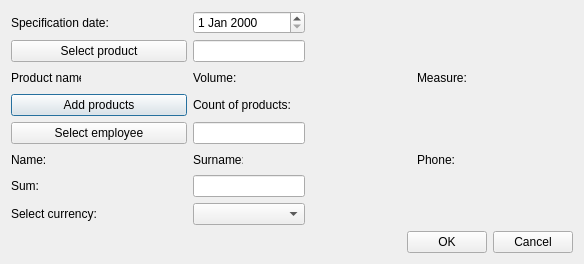
Dalerjon/TheOrmasProejct, file OrmasAdmin/OrmasAdmin/CreateSpecDlg.ui: the form before one commit.
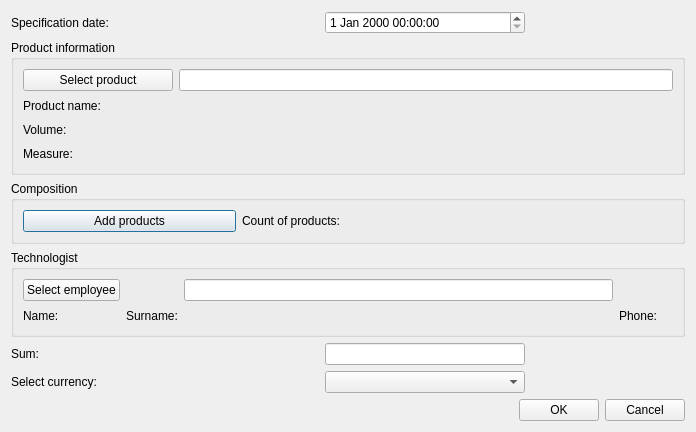
The form after the commit.

The edit to the form file:
```diff
--- a/OrmasAdmin/OrmasAdmin/CreateSpecDlg.ui
+++ b/OrmasAdmin/OrmasAdmin/CreateSpecDlg.ui
@@ -6,8 +6,8 @@
    <rect>
     <x>0</x>
     <y>0</y>
-    <width>584</width>
-    <height>264</height>
+    <width>696</width>
+    <height>415</height>
    </rect>
   </property>
   <property name="windowTitle">
@@ -32,81 +32,73 @@
    <property name="bottomMargin">
     <number>11</number>
    </property>
-   <item row="5" column="0">
-    <widget class="QLabel" name="empNameLb">
-     <property name="minimumSize">
+   <item row="4" column="2">
+    <widget class="QLineEdit" name="sumEdit">
+     <property name="maximumSize">
       <size>
-       <width>50</width>
-       <height>0</height>
+       <width>200</width>
+       <height>16777215</height>
       </size>
      </property>
+     <property name="readOnly">
+      <bool>true</bool>
+     </property>
+    </widget>
+   </item>
+   <item row="4" column="0" colspan="2">
+    <widget class="QLabel" name="sumLb">
      <property name="maximumSize">
       <size>
-       <width>50</width>
+       <width>200</width>
        <height>16777215</height>
       </size>
      </property>
      <property name="text">
-      <string>Name:</string>
+      <string>Sum:</string>
      </property>
     </widget>
    </item>
-   <item row="5" column="1">
-    <widget class="QLabel" name="empNamePh">
-     <property name="minimumSize">
+   <item row="0" column="0" colspan="2">
+    <widget class="QLabel" name="dateLb">
+     <property name="maximumSize">
       <size>
-       <width>100</width>
-       <height>0</height>
+       <width>200</width>
+       <height>16777215</height>
       </size>
      </property>
-     <property name="font">
-      <font>
-       <family>Times New Roman</family>
-       <pointsize>12</pointsize>
-       <weight>75</weight>
-       <italic>true</italic>
-       <bold>true</bold>
-      </font>
-     </property>
      <property name="text">
-      <string/>
+      <string>Specification date:</string>
      </property>
     </widget>
    </item>
-   <item row="5" column="4">
-    <widget class="QLabel" name="empPhoneLb">
-     <property name="text">
-      <string>Phone:</string>
+   <item row="2" column="0" colspan="4">
+    <widget class="QGroupBox" name="ingrGbx">
+     <property name="title">
+      <string>Composition</string>
      </property>
-    </widget>
-   </item>
-   <item row="5" column="2">
-    <widget class="QLabel" name="empSurnameLb">
+     <layout class="QGridLayout" name="gridLayout_3">
+      <item row="0" column="0">
+       <widget class="QPushButton" name="addProdBtn">
      <property name="minimumSize">
       <size>
-       <width>50</width>
+          <width>150</width>
        <height>0</height>
       </size>
      </property>
-     <property name="maximumSize">
-      <size>
-       <width>50</width>
-       <height>16777215</height>
-      </size>
-     </property>
      <property name="text">
-      <string>Surname:</string>
+         <string>Add products</string>
      </property>
     </widget>
    </item>
-   <item row="5" column="3">
-    <widget class="QLabel" name="empSurnamePh">
-     <property name="minimumSize">
-      <size>
-       <width>100</width>
-       <height>0</height>
-      </size>
-     </property>
+      <item row="0" column="1">
+       <widget class="QLabel" name="prodCountLb">
+        <property name="text">
+         <string>Count of products:</string>
+        </property>
+       </widget>
+      </item>
+      <item row="0" column="2">
+       <widget class="QLabel" name="prodCountPh">
      <property name="font">
       <font>
        <family>Times New Roman</family>
@@ -121,39 +113,42 @@
      </property>
     </widget>
    </item>
-   <item row="5" column="5">
-    <widget class="QLabel" name="empPhonePh">
+     </layout>
+    </widget>
+   </item>
+   <item row="1" column="0" colspan="4">
+    <widget class="QGroupBox" name="prodGbx">
+     <property name="title">
+      <string>Product information</string>
+     </property>
+     <layout class="QGridLayout" name="gridLayout_2">
+      <item row="0" column="0">
+       <widget class="QPushButton" name="productBtn">
      <property name="minimumSize">
       <size>
-       <width>100</width>
+          <width>150</width>
        <height>0</height>
       </size>
      </property>
-     <property name="font">
-      <font>
-       <family>Times New Roman</family>
-       <pointsize>12</pointsize>
-       <weight>75</weight>
-       <italic>true</italic>
-       <bold>true</bold>
-      </font>
-     </property>
      <property name="text">
-      <string/>
+         <string>Select product</string>
      </property>
     </widget>
    </item>
-   <item row="2" column="0">
+      <item row="0" column="1">
+       <widget class="QLineEdit" name="productEdit"/>
+      </item>
+      <item row="1" column="0">
     <widget class="QLabel" name="prodNameLb">
      <property name="minimumSize">
       <size>
-       <width>70</width>
+          <width>0</width>
        <height>0</height>
       </size>
      </property>
      <property name="maximumSize">
       <size>
-       <width>70</width>
+          <width>16777215</width>
        <height>16777215</height>
       </size>
      </property>
@@ -162,7 +157,7 @@
      </property>
     </widget>
    </item>
-   <item row="2" column="1">
+      <item row="1" column="1">
     <widget class="QLabel" name="prodNamePh">
      <property name="minimumSize">
       <size>
@@ -184,17 +179,17 @@
      </property>
     </widget>
    </item>
-   <item row="2" column="2">
+      <item row="2" column="0">
     <widget class="QLabel" name="volumeLb">
      <property name="minimumSize">
       <size>
-       <width>70</width>
+          <width>0</width>
        <height>0</height>
       </size>
      </property>
      <property name="maximumSize">
       <size>
-       <width>70</width>
+          <width>16777215</width>
        <height>16777215</height>
       </size>
      </property>
@@ -203,7 +198,7 @@
      </property>
     </widget>
    </item>
-   <item row="2" column="3">
+      <item row="2" column="1">
     <widget class="QLabel" name="volumePh">
      <property name="minimumSize">
       <size>
@@ -225,14 +220,14 @@
      </property>
     </widget>
    </item>
-   <item row="2" column="4">
+      <item row="3" column="0">
     <widget class="QLabel" name="measureLb">
      <property name="text">
       <string>Measure:</string>
      </property>
     </widget>
    </item>
-   <item row="2" column="5">
+      <item row="3" column="1">
     <widget class="QLabel" name="measurePh">
      <property name="minimumSize">
       <size>
@@ -254,20 +249,34 @@
      </property>
     </widget>
    </item>
-   <item row="3" column="0" colspan="2">
-    <widget class="QPushButton" name="addProdBtn">
-     <property name="minimumSize">
+     </layout>
+     <zorder>measurePh</zorder>
+     <zorder>productBtn</zorder>
+     <zorder>volumeLb</zorder>
+     <zorder>measureLb</zorder>
+     <zorder>prodNameLb</zorder>
+     <zorder>productEdit</zorder>
+     <zorder>prodNamePh</zorder>
+     <zorder>volumePh</zorder>
+    </widget>
+   </item>
+   <item row="5" column="2">
+    <widget class="QComboBox" name="currencyCmb"/>
+   </item>
+   <item row="5" column="0" colspan="2">
+    <widget class="QLabel" name="currencyLb">
+     <property name="maximumSize">
       <size>
-       <width>150</width>
-       <height>0</height>
+       <width>200</width>
+       <height>16777215</height>
       </size>
      </property>
      <property name="text">
-      <string>Add products</string>
+      <string>Select currency:</string>
      </property>
     </widget>
    </item>
-   <item row="8" column="0" colspan="6">
+   <item row="6" column="0" colspan="4">
     <layout class="QHBoxLayout" name="horizontalLayout">
      <item>
       <spacer name="horizontalSpacer">
@@ -298,82 +307,138 @@
      </item>
     </layout>
    </item>
-   <item row="3" column="2">
-    <widget class="QLabel" name="prodCountLb">
-     <property name="text">
-      <string>Count of products:</string>
+   <item row="3" column="0" colspan="4">
+    <widget class="QGroupBox" name="techGbx">
+     <property name="title">
+      <string>Technologist</string>
      </property>
-    </widget>
-   </item>
-   <item row="3" column="3">
-    <widget class="QLabel" name="prodCountPh">
-     <property name="font">
-      <font>
-       <family>Times New Roman</family>
-       <pointsize>12</pointsize>
-       <weight>75</weight>
-       <italic>true</italic>
-       <bold>true</bold>
-      </font>
-     </property>
-     <property name="text">
-      <string/>
-     </property>
-    </widget>
-   </item>
-   <item row="7" column="0" colspan="2">
-    <widget class="QLabel" name="currencyLb">
-     <property name="text">
-      <string>Select currency:</string>
-     </property>
-    </widget>
-   </item>
-   <item row="6" column="0" colspan="2">
-    <widget class="QLabel" name="sumLb">
-     <property name="text">
-      <string>Sum:</string>
-     </property>
-    </widget>
-   </item>
-   <item row="4" column="0" colspan="2">
+     <layout class="QGridLayout" name="gridLayout_4">
+      <item row="0" column="0" colspan="2">
     <widget class="QPushButton" name="employeeBtn">
      <property name="text">
       <string>Select employee</string>
      </property>
     </widget>
    </item>
-   <item row="1" column="0" colspan="2">
-    <widget class="QPushButton" name="productBtn">
+      <item row="1" column="0">
+       <widget class="QLabel" name="empNameLb">
      <property name="minimumSize">
       <size>
-       <width>150</width>
+          <width>0</width>
        <height>0</height>
       </size>
      </property>
+        <property name="maximumSize">
+         <size>
+          <width>16777215</width>
+          <height>16777215</height>
+         </size>
+        </property>
      <property name="text">
-      <string>Select product</string>
+         <string>Name:</string>
      </property>
     </widget>
    </item>
-   <item row="0" column="0" colspan="2">
-    <widget class="QLabel" name="dateLb">
+      <item row="1" column="1">
+       <widget class="QLabel" name="empNamePh">
+        <property name="minimumSize">
+         <size>
+          <width>0</width>
+          <height>0</height>
+         </size>
+        </property>
+        <property name="font">
+         <font>
+          <family>Times New Roman</family>
+          <pointsize>12</pointsize>
+          <weight>75</weight>
+          <italic>true</italic>
+          <bold>true</bold>
+         </font>
+        </property>
      <property name="text">
-      <string>Specification date:</string>
+         <string/>
      </property>
     </widget>
    </item>
-   <item row="7" column="2">
-    <widget class="QComboBox" name="currencyCmb"/>
-   </item>
-   <item row="6" column="2">
-    <widget class="QLineEdit" name="sumEdit">
-     <property name="readOnly">
-      <bool>true</bool>
-     </property>
-    </widget>
-   </item>
-   <item row="4" column="2">
+      <item row="1" column="2">
+       <widget class="QLabel" name="empSurnameLb">
+        <property name="minimumSize">
+         <size>
+          <width>0</width>
+          <height>0</height>
+         </size>
+        </property>
+        <property name="maximumSize">
+         <size>
+          <width>16777215</width>
+          <height>16777215</height>
+         </size>
+        </property>
+        <property name="text">
+         <string>Surname:</string>
+        </property>
+       </widget>
+      </item>
+      <item row="1" column="3">
+       <widget class="QLabel" name="empSurnamePh">
+        <property name="minimumSize">
+         <size>
+          <width>0</width>
+          <height>0</height>
+         </size>
+        </property>
+        <property name="font">
+         <font>
+          <family>Times New Roman</family>
+          <pointsize>12</pointsize>
+          <weight>75</weight>
+          <italic>true</italic>
+          <bold>true</bold>
+         </font>
+        </property>
+        <property name="text">
+         <string/>
+        </property>
+       </widget>
+      </item>
+      <item row="1" column="4">
+       <widget class="QLabel" name="empPhoneLb">
+        <property name="text">
+         <string>Phone:</string>
+        </property>
+       </widget>
+      </item>
+      <item row="1" column="5">
+       <widget class="QLabel" name="empPhonePh">
+        <property name="minimumSize">
+         <size>
+          <width>0</width>
+          <height>0</height>
+         </size>
+        </property>
+        <property name="font">
+         <font>
+          <family>Times New Roman</family>
+          <pointsize>12</pointsize>
+          <weight>75</weight>
+          <italic>true</italic>
+          <bold>true</bold>
+         </font>
+        </property>
+        <property name="text">
+         <string/>
+        </property>
+       </widget>
+      </item>
+      <item row="0" column="3">
     <widget class="QLineEdit" name="employeeEdit">
+        <property name="sizePolicy">
+         <sizepolicy hsizetype="Expanding" vsizetype="Fixed">
+          <horstretch>0</horstretch>
+          <verstretch>0</verstretch>
+         </sizepolicy>
+        </property>
      <property name="toolTip">
       <string>&lt;html&gt;&lt;head/&gt;&lt;body&gt;&lt;p&gt;Enter employee ID&lt;/p&gt;&lt;/body&gt;&lt;/html&gt;</string>
      </property>
@@ -382,11 +447,11 @@
      </property>
     </widget>
    </item>
-   <item row="1" column="2">
-    <widget class="QLineEdit" name="productEdit"/>
+     </layout>
+    </widget>
    </item>
    <item row="0" column="2">
-    <widget class="QDateEdit" name="dateEdit"/>
+    <widget class="QDateTimeEdit" name="dateEdit"/>
    </item>
   </layout>
  </widget>
```
Lines whose indentation alone changed are shown as unchanged.
